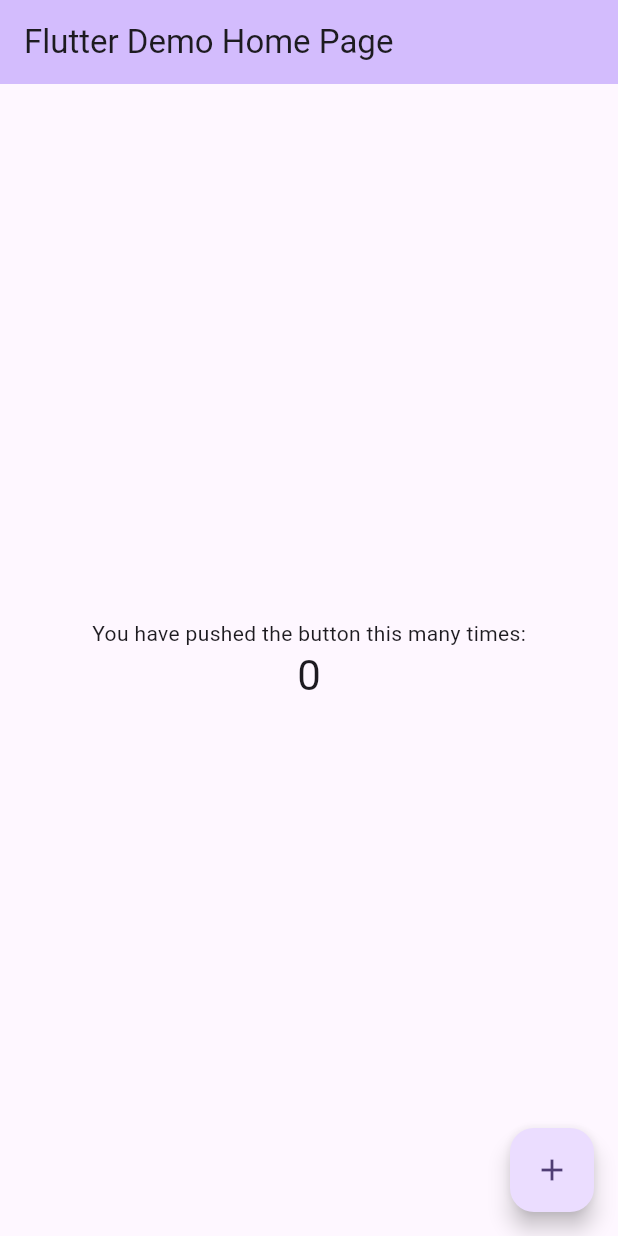
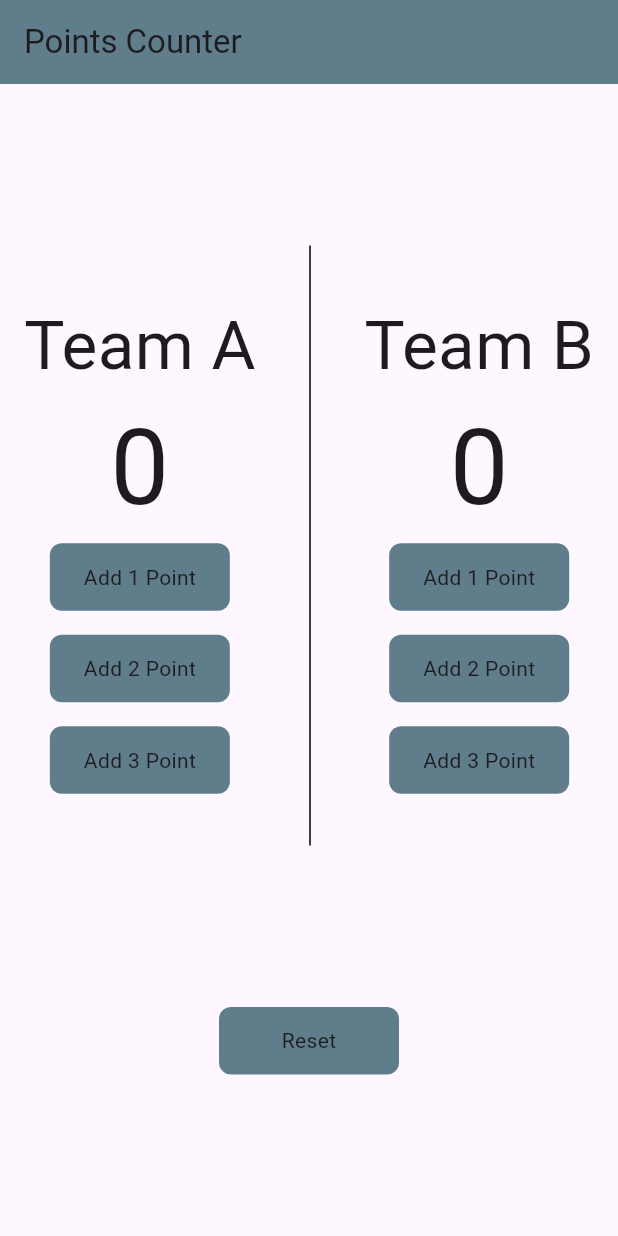
Before and after one commit to Adham167/Basket_ball_App, a Flutter app: the screen it shows after launch, on a phone screen of 412 x 824 dp. Run offline on Flutter 3.47's test engine with Material 3 defaults, Android fonts, the phone set to English and light mode, and no system bars.

Commit message:
finish app part one

```diff
--- /dev/null
+++ b/lib/custom_button.dart
@@ -0,0 +1,22 @@
+import 'package:flutter/material.dart';
+
+class CustomButton extends StatelessWidget {
+  const CustomButton({super.key, this.ontap, required this.message});
+  final void Function()? ontap;
+  final String message;
+  @override
+  Widget build(BuildContext context) {
+    return GestureDetector(
+      onTap: ontap,
+      child: Container(
+        height: 45,
+        width: 120,
+        decoration: BoxDecoration(
+          color: Colors.blueGrey,
+          borderRadius: BorderRadius.circular(8),
+        ),
+        child: Center(child: Text(message)),
+      ),
+    );
+  }
+}
--- /dev/null
+++ b/lib/home_view.dart
@@ -0,0 +1,107 @@
+import 'package:basket_ball_app10/custom_button.dart';
+import 'package:flutter/material.dart';
+
+class HomeView extends StatefulWidget {
+  const HomeView({super.key});
+
+  @override
+  State<HomeView> createState() => _HomeViewState();
+}
+
+class _HomeViewState extends State<HomeView> {
+  int resultA = 0;
+  int resultB = 0;
+
+  @override
+  Widget build(BuildContext context) {
+    return Scaffold(
+      appBar: AppBar(
+        title: Text("Points Counter"),
+        backgroundColor: Colors.blueGrey,
+      ),
+      body: Padding(
+        padding: const EdgeInsets.symmetric(horizontal: 16.0),
+        child: Column(
+          mainAxisAlignment: MainAxisAlignment.spaceEvenly,
+          children: [
+            Row(
+              mainAxisAlignment: MainAxisAlignment.spaceBetween,
+              children: [
+                Column(
+                  children: [
+                    Text("Team A", style: TextStyle(fontSize: 45)),
+                    Text(resultA.toString(), style: TextStyle(fontSize: 70)),
+                    CustomButton(
+                      message: "Add 1 Point",
+                      ontap: () {
+                        resultA++;
+                        setState(() {});
+                      },
+                    ),
+                    SizedBox(height: 16),
+                    CustomButton(
+                      message: "Add 2 Point",
+                      ontap: () {
+                        resultA += 2;
+                        setState(() {});
+                      },
+                    ),
+                    SizedBox(height: 16),
+                    CustomButton(
+                      message: "Add 3 Point",
+                      ontap: () {
+                        resultA += 3;
+                        setState(() {});
+                      },
+                    ),
+                  ],
+                ),
+                SizedBox(
+                  height: 400,
+                  child: VerticalDivider(thickness: 1, color: Colors.black),
+                ),
+                Column(
+                  children: [
+                    Text("Team B", style: TextStyle(fontSize: 45)),
+                    Text(resultB.toString(), style: TextStyle(fontSize: 70)),
+                    CustomButton(
+                      message: "Add 1 Point",
+                      ontap: () {
+                        resultB++;
+                        setState(() {});
+                      },
+                    ),
+                    SizedBox(height: 16),
+                    CustomButton(
+                      message: "Add 2 Point",
+                      ontap: () {
+                        resultB += 2;
+                        setState(() {});
+                      },
+                    ),
+                    SizedBox(height: 16),
+                    CustomButton(
+                      message: "Add 3 Point",
+                      ontap: () {
+                        resultB += 3;
+                        setState(() {});
+                      },
+                    ),
+                  ],
+                ),
+              ],
+            ),
+            CustomButton(
+              message: "Reset",
+              ontap: () {
+                resultA = 0;
+                resultB = 0;
+                setState(() {});
+              },
+            ),
+          ],
+        ),
+      ),
+    );
+  }
+}
--- a/lib/main.dart
+++ b/lib/main.dart
@@ -1,122 +1,15 @@
+import 'package:basket_ball_app10/home_view.dart';
 import 'package:flutter/material.dart';
 
 void main() {
-  runApp(const MyApp());
+  runApp(const BasketBall());
 }
 
-class MyApp extends StatelessWidget {
-  const MyApp({super.key});
-
-  // This widget is the root of your application.
-  @override
-  Widget build(BuildContext context) {
-    return MaterialApp(
-      title: 'Flutter Demo',
-      theme: ThemeData(
-        // This is the theme of your application.
-        //
-        // TRY THIS: Try running your application with "flutter run". You'll see
-        // the application has a purple toolbar. Then, without quitting the app,
-        // try changing the seedColor in the colorScheme below to Colors.green
-        // and then invoke "hot reload" (save your changes or press the "hot
-        // reload" button in a Flutter-supported IDE, or press "r" if you used
-        // the command line to start the app).
-        //
-        // Notice that the counter didn't reset back to zero; the application
-        // state is not lost during the reload. To reset the state, use hot
-        // restart instead.
-        //
-        // This works for code too, not just values: Most code changes can be
-        // tested with just a hot reload.
-        colorScheme: ColorScheme.fromSeed(seedColor: Colors.deepPurple),
-      ),
-      home: const MyHomePage(title: 'Flutter Demo Home Page'),
-    );
-  }
-}
-
-class MyHomePage extends StatefulWidget {
-  const MyHomePage({super.key, required this.title});
-
-  // This widget is the home page of your application. It is stateful, meaning
-  // that it has a State object (defined below) that contains fields that affect
-  // how it looks.
-
-  // This class is the configuration for the state. It holds the values (in this
-  // case the title) provided by the parent (in this case the App widget) and
-  // used by the build method of the State. Fields in a Widget subclass are
-  // always marked "final".
-
-  final String title;
-
-  @override
-  State<MyHomePage> createState() => _MyHomePageState();
-}
-
-class _MyHomePageState extends State<MyHomePage> {
-  int _counter = 0;
-
-  void _incrementCounter() {
-    setState(() {
-      // This call to setState tells the Flutter framework that something has
-      // changed in this State, which causes it to rerun the build method below
-      // so that the display can reflect the updated values. If we changed
-      // _counter without calling setState(), then the build method would not be
-      // called again, and so nothing would appear to happen.
-      _counter++;
-    });
-  }
+class BasketBall extends StatelessWidget {
+  const BasketBall({super.key});
 
   @override
   Widget build(BuildContext context) {
-    // This method is rerun every time setState is called, for instance as done
-    // by the _incrementCounter method above.
-    //
-    // The Flutter framework has been optimized to make rerunning build methods
-    // fast, so that you can just rebuild anything that needs updating rather
-    // than having to individually change instances of widgets.
-    return Scaffold(
-      appBar: AppBar(
-        // TRY THIS: Try changing the color here to a specific color (to
-        // Colors.amber, perhaps?) and trigger a hot reload to see the AppBar
-        // change color while the other colors stay the same.
-        backgroundColor: Theme.of(context).colorScheme.inversePrimary,
-        // Here we take the value from the MyHomePage object that was created by
-        // the App.build method, and use it to set our appbar title.
-        title: Text(widget.title),
-      ),
-      body: Center(
-        // Center is a layout widget. It takes a single child and positions it
-        // in the middle of the parent.
-        child: Column(
-          // Column is also a layout widget. It takes a list of children and
-          // arranges them vertically. By default, it sizes itself to fit its
-          // children horizontally, and tries to be as tall as its parent.
-          //
-          // Column has various properties to control how it sizes itself and
-          // how it positions its children. Here we use mainAxisAlignment to
-          // center the children vertically; the main axis here is the vertical
-          // axis because Columns are vertical (the cross axis would be
-          // horizontal).
-          //
-          // TRY THIS: Invoke "debug painting" (choose the "Toggle Debug Paint"
-          // action in the IDE, or press "p" in the console), to see the
-          // wireframe for each widget.
-          mainAxisAlignment: MainAxisAlignment.center,
-          children: <Widget>[
-            const Text('You have pushed the button this many times:'),
-            Text(
-              '$_counter',
-              style: Theme.of(context).textTheme.headlineMedium,
-            ),
-          ],
-        ),
-      ),
-      floatingActionButton: FloatingActionButton(
-        onPressed: _incrementCounter,
-        tooltip: 'Increment',
-        child: const Icon(Icons.add),
-      ), // This trailing comma makes auto-formatting nicer for build methods.
-    );
+    return MaterialApp(debugShowCheckedModeBanner: false, home: HomeView());
   }
 }
```
